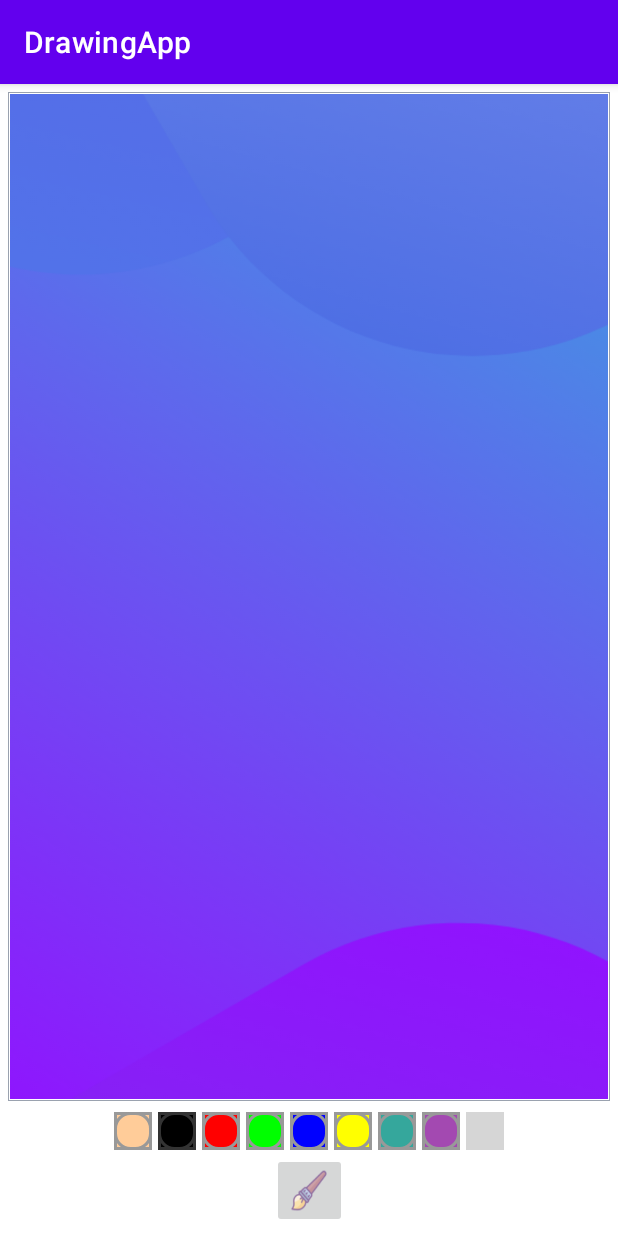
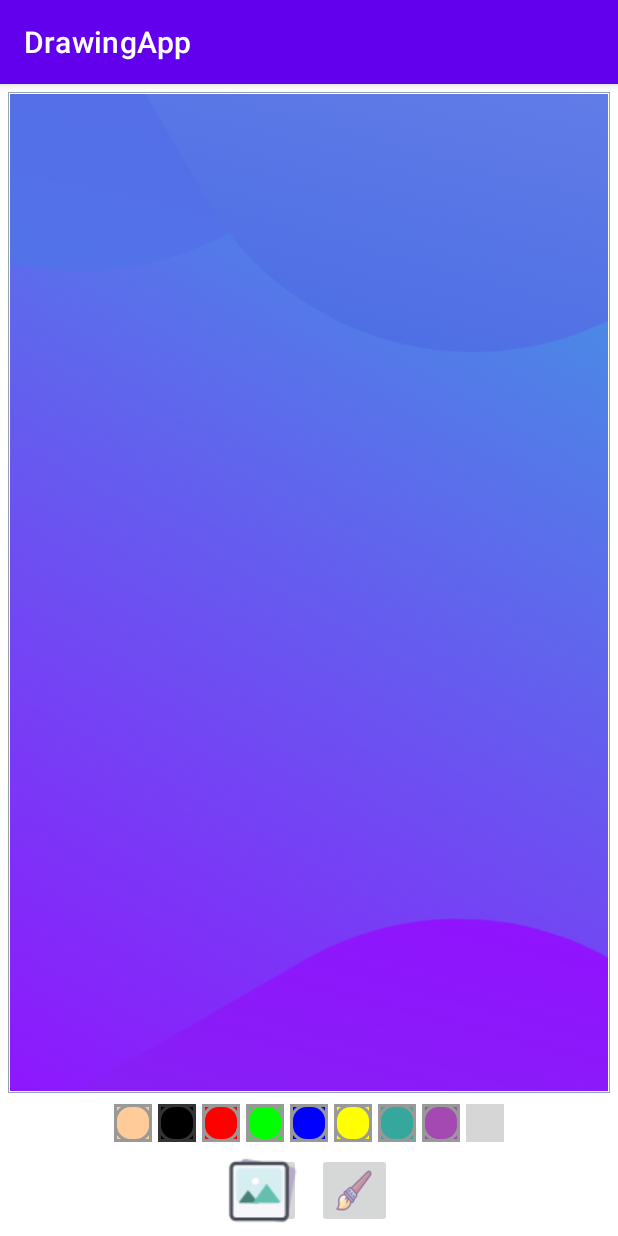
Before and after one commit to prmdev/drawing-app-kotlin, an Android app: the screen it shows after launch (MainActivity), on a phone screen of 412 x 824 dp. Run offline under Robolectric (Android 15) with nearby library versions, the light colour scheme and no system bars; libraries missing offline, so code that uses them is left out: com.github.dhaval2404.colorpicker; plain views replace ColorPalette; grey boxes are pictures that could not be loaded.

Commit message:
added image button for galery functionality

```diff
--- a/app/src/main/res/layout/activity_main.xml
+++ b/app/src/main/res/layout/activity_main.xml
@@ -40,7 +40,7 @@
         android:layout_width="wrap_content"
         android:layout_height="wrap_content"
         android:orientation="horizontal"
-        app:layout_constraintBottom_toTopOf="@id/ib_brush_size"
+        app:layout_constraintBottom_toTopOf="@id/ll_tools"
         app:layout_constraintLeft_toLeftOf="parent"
         app:layout_constraintRight_toRightOf="parent"
         app:layout_constraintTop_toBottomOf="@id/fl_drawing_view_container">
@@ -134,17 +134,34 @@
     </LinearLayout>
 
 
-    <ImageButton
-        android:id="@+id/ib_brush_size"
-        android:layout_width="50dp"
-        android:layout_height="50dp"
-        android:layout_margin="5dp"
-        android:contentDescription="brush_image"
-        android:scaleType="fitXY"
-        android:src="@drawable/ic_brush"
+    <LinearLayout
+        android:id="@+id/ll_tools"
+        android:layout_width="wrap_content"
+        android:layout_height="wrap_content"
+        android:orientation="horizontal"
+        android:gravity="center"
         app:layout_constraintBottom_toBottomOf="parent"
         app:layout_constraintLeft_toLeftOf="parent"
-        app:layout_constraintRight_toRightOf="parent" />
+        app:layout_constraintRight_toRightOf="parent">
+
+        <ImageButton
+            android:id="@+id/ib_load_image"
+            android:layout_width="50dp"
+            android:layout_height="50dp"
+            android:layout_margin="5dp"
+            android:contentDescription="gallery"
+            android:src="@drawable/ic_gallery" />
+
+        <ImageButton
+            android:id="@+id/ib_brush_size"
+            android:layout_width="50dp"
+            android:layout_height="50dp"
+            android:layout_margin="5dp"
+            android:contentDescription="brush_image"
+            android:scaleType="fitXY"
+            android:src="@drawable/ic_brush" />
+
+    </LinearLayout>
 
 
 </androidx.constraintlayout.widget.ConstraintLayout>
```
Also changed, not shown: app/src/main/res/drawable/ic_gallery.png (added).
